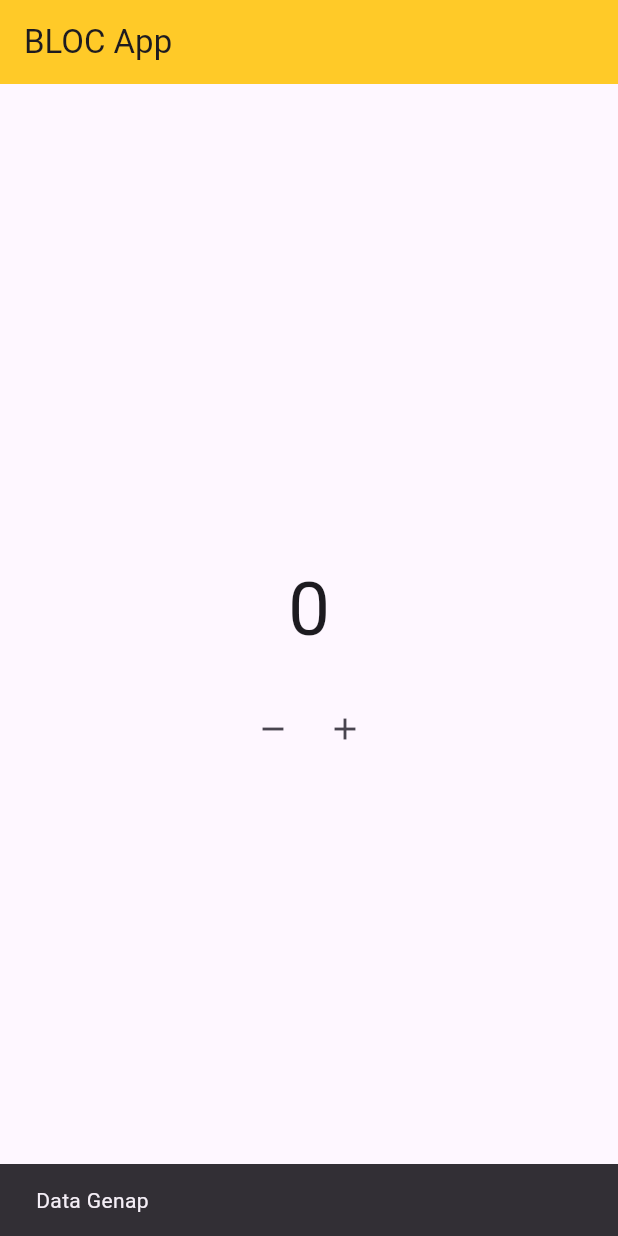
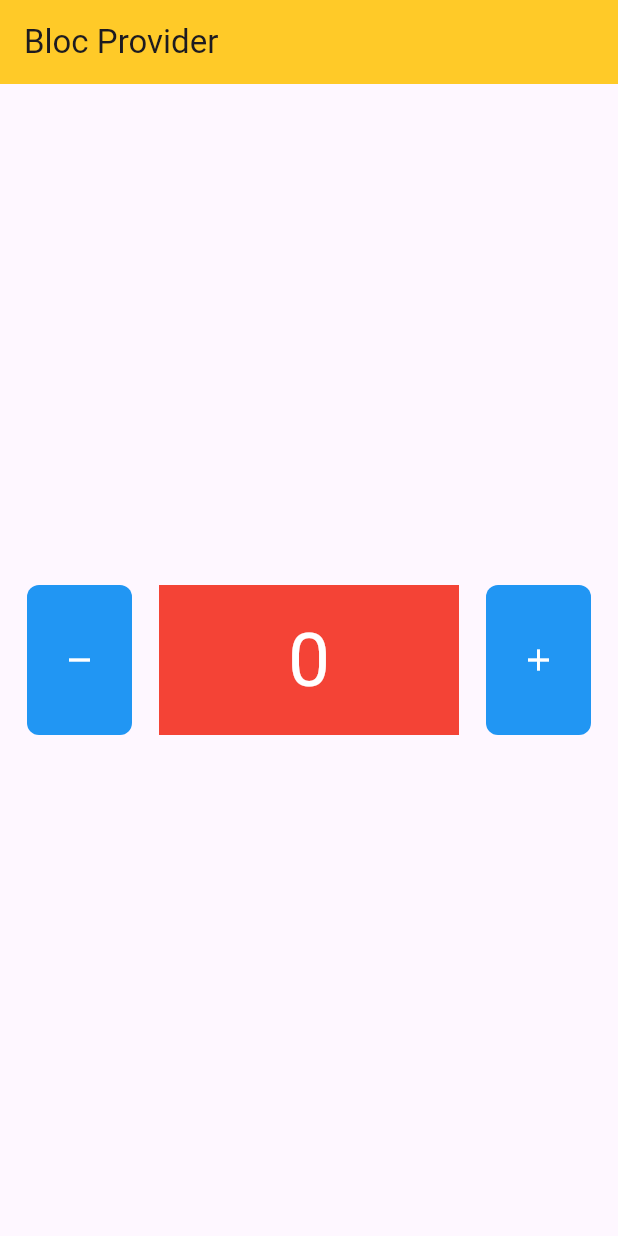
Before and after one commit to nazhtafza/learning_progress_blocflutter, a Flutter app: the screen it shows after launch, after a tap on the "remove" icon, after a tap on the "add" icon, on a phone screen of 412 x 824 dp. Run offline on Flutter 3.47's test engine with Material 3 defaults, Android fonts, the phone set to English and light mode, and no system bars; our stand-ins replace bloc, flutter_bloc.

Commit message:
[NZ] Bloc Consumer, Bloc Provider

```diff
--- a/lib/main.dart
+++ b/lib/main.dart
@@ -1,5 +1,7 @@
 import 'package:flutter/material.dart';
 import 'package:bloc/bloc.dart';
+import 'package:flutter_bloc/flutter_bloc.dart';
+import 'bloc/counter.dart';
 import 'pages/home.dart';
 
 void main(){
@@ -11,8 +13,11 @@ class MyApp extends StatelessWidget {
 
   @override
   Widget build(BuildContext context) {
-    return MaterialApp(
-      home: HomePage(),
+    return BlocProvider(
+      create: (context)=>Counter(),
+      child: MaterialApp(
+        home: HomePage(),
+      ),
     );
   }
 }
--- /dev/null
+++ b/lib/pages/data_widget.dart
@@ -0,0 +1,32 @@
+import 'package:flutter/material.dart';
+import 'package:flutter_bloc/flutter_bloc.dart';
+import 'package:latihan_bloc/bloc/counter.dart';
+class DataWidget extends StatelessWidget {
+  const DataWidget({
+    super.key,
+  });
+
+  @override
+  Widget build(BuildContext context) {
+    Counter mycounter = BlocProvider.of<Counter>(context);
+    return Container(
+      height: 100,
+      width: 200,
+      color: Colors.red,
+      child: Center(
+        child: BlocBuilder(
+            bloc: mycounter,
+            builder: (context, state) {
+              return Text(
+                "$state",
+                style: const TextStyle(
+                  fontSize: 50,
+                  color: Colors.white,
+                ),
+              );
+            }
+        ),
+      ),
+    );
+  }
+}
--- a/lib/pages/home.dart
+++ b/lib/pages/home.dart
@@ -1,55 +1,59 @@
 import 'package:flutter/material.dart';
+import 'package:flutter_bloc/flutter_bloc.dart';
 import 'package:latihan_bloc/bloc/counter.dart';
-import 'package:flutter_bloc/flutter_bloc.dart';
-
+import 'package:latihan_bloc/pages/data_widget.dart';
 class HomePage extends StatelessWidget {
- Counter myCounter = Counter();
+  const HomePage({super.key});
 
   @override
   Widget build(BuildContext context) {
+    Counter mycounter = BlocProvider.of<Counter>(context);
     return Scaffold(
       appBar: AppBar(
-        title: Text("BLOC App"),
+        title: Text("Bloc Provider"),
         backgroundColor: Colors.amber.shade400,
       ),
       body: Column(
         mainAxisAlignment: MainAxisAlignment.center,
         children: [
-          BlocListener<Counter, int>(
-            bloc: myCounter,
-            listener: (context, int){
-              ScaffoldMessenger.of(context).showSnackBar(
-                const SnackBar(duration: Duration(seconds: 2), content: Text("Data Genap"),
+          Row(
+            mainAxisAlignment: MainAxisAlignment.spaceEvenly,
+            children: [
+              Material(
+                color: Colors.blue,
+                borderRadius: BorderRadius.circular(8),
+                child: InkWell(
+                  onTap: () {
+                    mycounter.decrement();
+                  },
+                  borderRadius: BorderRadius.circular(8),
+                  child: const SizedBox(
+                    height: 100,
+                    width: 70,
+                    child: Center(
+                      child: Icon(Icons.remove, color: Colors.white,),
+                    ),
+                  ),
                 ),
-              );
-            },
-            listenWhen: (previous, current){
-              if(current %2 == 0){
-                return true;
-              }else{
-                return false;
-              }
-            },
-            child: BlocBuilder<Counter, int>(
-                bloc: myCounter,
-                builder: (context, state){
-                  return Text(
-                            "$state",
-                            style: const TextStyle(
-                              fontSize: 50,
-                            )
-                  );
-                }
+              ),
+              DataWidget(),
+              Material(
+                color: Colors.blue,
+                borderRadius: BorderRadius.circular(8),
+                child: InkWell(
+                  onTap: () {
+                    mycounter.increment();
+                  },
+                  borderRadius: BorderRadius.circular(8),
+                  child: const SizedBox(
+                    height: 100,
+                    width: 70,
+                    child: Icon(Icons.add, color: Colors.white,),
+                  ),
                 ),
+              ),
+            ],
           ),
-          const SizedBox(height: 20),
-          Row(
-            mainAxisAlignment: MainAxisAlignment.center,
-            children: [
-              IconButton(onPressed: (){myCounter.decrement();}, icon: Icon(Icons.remove)),
-              IconButton(onPressed: (){myCounter.increment();}, icon: Icon(Icons.add)),
-            ],
-          )
         ],
       ),
     );
```
